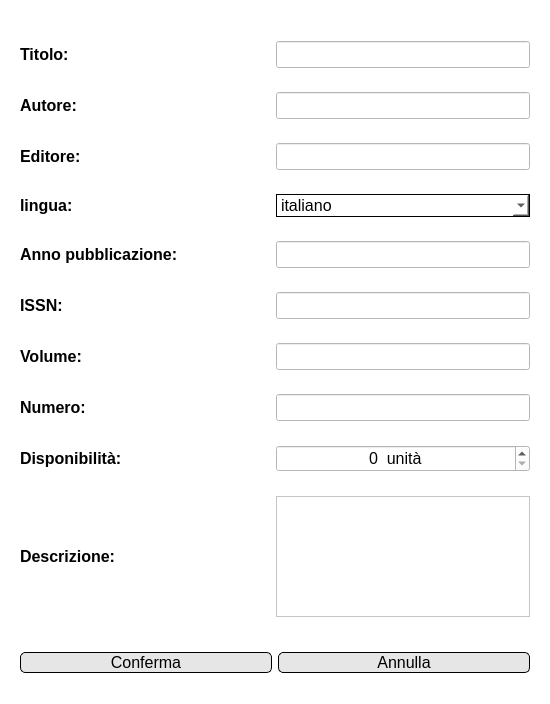
First picture: the form in View/Amministratore/UI files/aggiungi-modifica rivista.ui, repository FrancescoFinizii/Biblioteca-universitaria, before the edit.
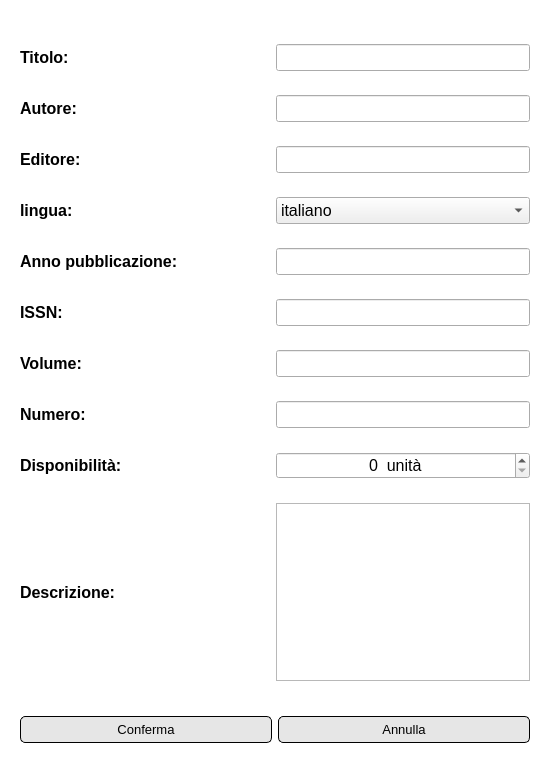
Second picture: the form after the edit. Icons and pictures are not drawn.

The edit to the form file:
```diff
--- a/View/Amministratore/UI files/aggiungi-modifica rivista.ui
+++ b/View/Amministratore/UI files/aggiungi-modifica rivista.ui
@@ -7,7 +7,7 @@
     <x>0</x>
     <y>0</y>
     <width>550</width>
-    <height>704</height>
+    <height>774</height>
    </rect>
   </property>
   <property name="minimumSize">
@@ -24,7 +24,20 @@
     <normaloff>../Resources/logo.png</normaloff>../Resources/logo.png</iconset>
   </property>
   <property name="styleSheet">
-   <string notr="true">background-color: rgb(255, 255, 255);</string>
+   <string notr="true">QDialog#Dialog {
+background-color: rgb(255, 255, 255);
+color:black;
+}
+QPushButton {
+	border: 1px solid;
+	background-color:rgb(230, 230, 230);
+	border-radius: 5px;
+	border-color: rgb(0, 0, 0);
+	padding: 5px 3px;
+}
+QPushButton:hover {
+	background-color: rgb(207, 207, 207);
+}</string>
   </property>
   <property name="modal">
    <bool>true</bool>
@@ -58,7 +71,7 @@
        <widget class="QLabel" name="errorLabel">
         <property name="font">
          <font>
-          <pointsize>10</pointsize>
+          <pointsize>12</pointsize>
          </font>
         </property>
         <property name="styleSheet">
@@ -241,7 +254,7 @@
          </font>
         </property>
         <property name="styleSheet">
-         <string notr="true">border: 1px solid;</string>
+         <string notr="true"/>
         </property>
         <item>
          <property name="text">
@@ -565,7 +578,7 @@
        <widget class="QPushButton" name="confermaButton">
         <property name="font">
          <font>
-          <pointsize>12</pointsize>
+          <pointsize>10</pointsize>
          </font>
         </property>
         <property name="styleSheet">
@@ -592,7 +605,7 @@
        <widget class="QPushButton" name="annullaButton">
         <property name="font">
          <font>
-          <pointsize>12</pointsize>
+          <pointsize>10</pointsize>
          </font>
         </property>
         <property name="styleSheet">
```
